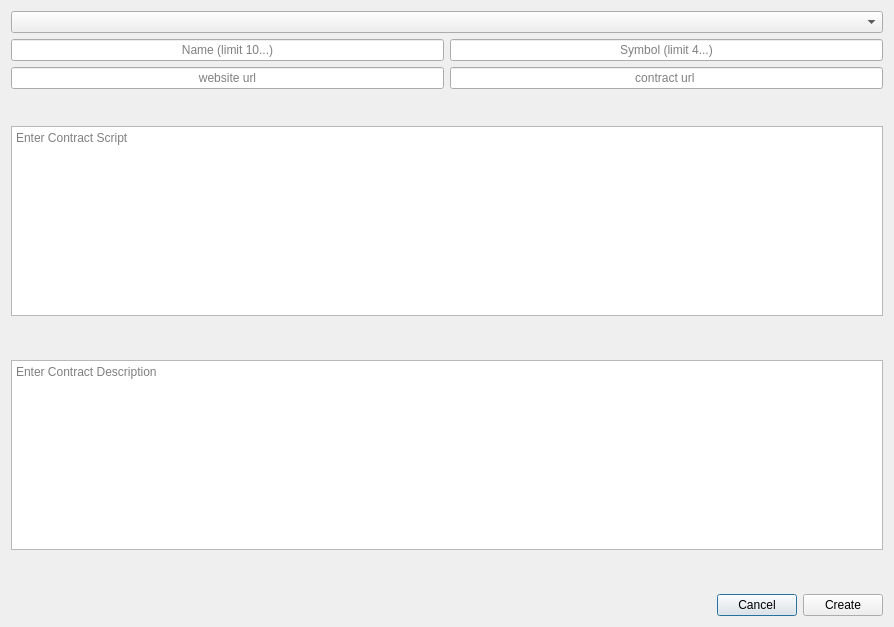
The window that src/qt/forms/newcontractpage.ui (Crowndev/crown) describes before a commit, drawn with Qt 5.
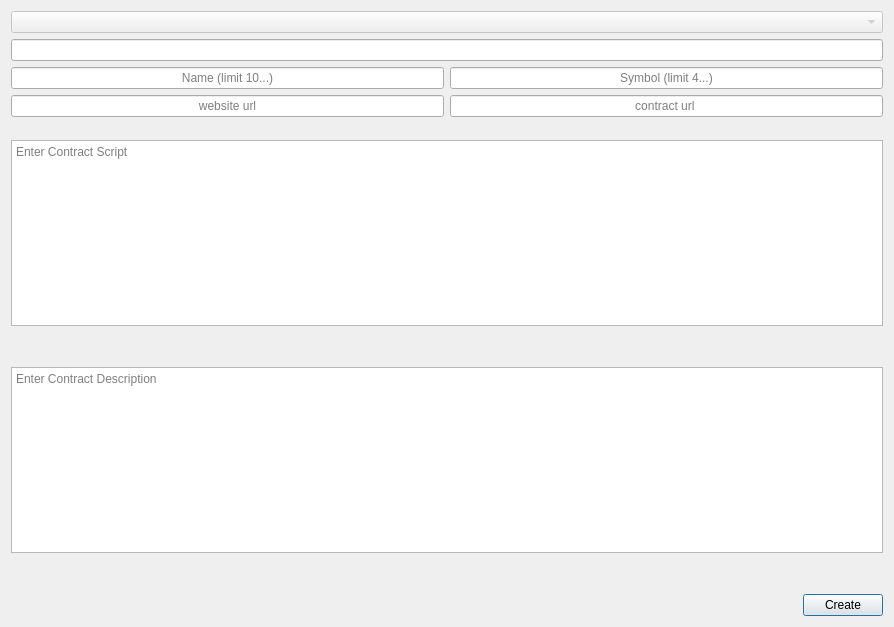
The same window after the commit.

The edit to the form file:
```diff
--- a/src/qt/forms/newcontractpage.ui
+++ b/src/qt/forms/newcontractpage.ui
@@ -19,7 +19,14 @@
      <item>
       <layout class="QVBoxLayout" name="verticalLayout">
        <item>
-        <widget class="QComboBox" name="addresscomboBox"/>
+        <widget class="QComboBox" name="addresscomboBox">
+         <property name="enabled">
+          <bool>false</bool>
+         </property>
+        </widget>
+       </item>
+       <item>
+        <widget class="QLineEdit" name="addresslineEdit"/>
        </item>
        <item>
         <layout class="QHBoxLayout" name="horizontalLayout">
@@ -147,14 +154,7 @@
         </spacer>
        </item>
        <item>
-        <widget class="QPushButton" name="cancelButton">
-         <property name="text">
-          <string>Cancel</string>
-         </property>
-        </widget>
-       </item>
-       <item>
-        <widget class="QPushButton" name="createButton">
+        <widget class="QPushButton" name="Create">
          <property name="text">
           <string>Create</string>
          </property>
```
